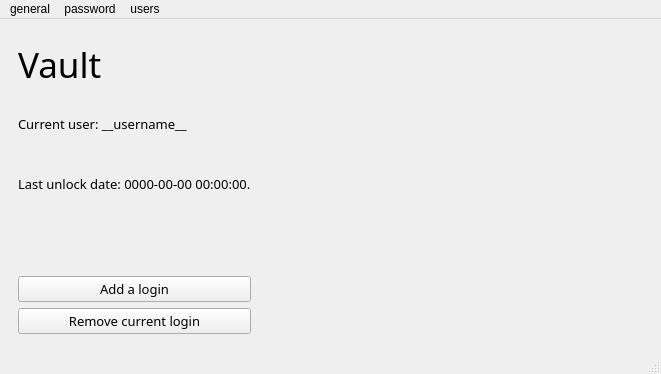
lgtm-migrator/lightning-pass, file lightning_pass/gui/static/qt_designer/main.ui: the form before one commit.
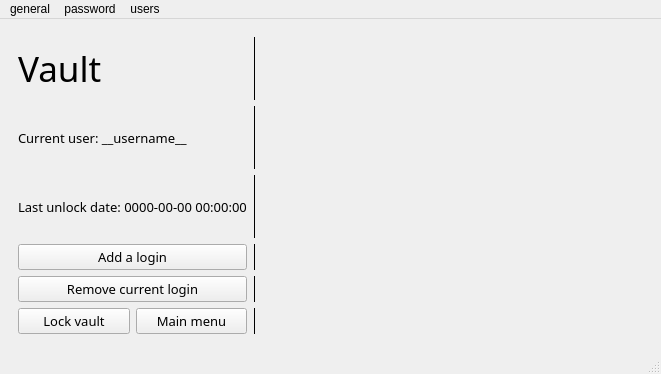
The form after the commit. Icons and pictures are not drawn.

Commit message: Connect vault widget to main window

Diff of the .ui file:
```diff
--- a/lightning_pass/gui/static/qt_designer/main.ui
+++ b/lightning_pass/gui/static/qt_designer/main.ui
@@ -18,7 +18,7 @@
     <bool>true</bool>
    </property>
    <layout class="QGridLayout" name="gridLayout_9">
-    <item row="0" column="0">
+    <item row="1" column="0">
      <widget class="QStackedWidget" name="stacked_widget">
       <property name="sizePolicy">
        <sizepolicy hsizetype="MinimumExpanding" vsizetype="MinimumExpanding">
@@ -1154,16 +1154,42 @@
       </widget>
       <widget class="QWidget" name="vault">
        <layout class="QGridLayout" name="gridLayout_12">
-        <item row="4" column="0">
-         <widget class="QPushButton" name="vault_add_login_btn">
-          <property name="font">
-           <font>
-            <family>Segoe UI Light</family>
-            <pointsize>10</pointsize>
-           </font>
+        <item row="1" column="2">
+         <widget class="Line" name="line_2">
+          <property name="frameShadow">
+           <enum>QFrame::Plain</enum>
           </property>
-          <property name="text">
-           <string>Add a login</string>
+          <property name="lineWidth">
+           <number>1</number>
+          </property>
+          <property name="orientation">
+           <enum>Qt::Vertical</enum>
+          </property>
+         </widget>
+        </item>
+        <item row="2" column="2">
+         <widget class="Line" name="line_3">
+          <property name="frameShadow">
+           <enum>QFrame::Plain</enum>
+          </property>
+          <property name="midLineWidth">
+           <number>5</number>
+          </property>
+          <property name="orientation">
+           <enum>Qt::Vertical</enum>
+          </property>
+         </widget>
+        </item>
+        <item row="0" column="2">
+         <widget class="Line" name="line">
+          <property name="frameShadow">
+           <enum>QFrame::Plain</enum>
+          </property>
+          <property name="lineWidth">
+           <number>1</number>
+          </property>
+          <property name="orientation">
+           <enum>Qt::Vertical</enum>
           </property>
          </widget>
         </item>
@@ -1176,31 +1202,31 @@
            </font>
           </property>
           <property name="text">
-           <string>Remove current login</string>
+           <string>Lock vault</string>
           </property>
          </widget>
         </item>
-        <item row="0" column="0">
-         <widget class="QLabel" name="vault_lbl">
+        <item row="1" column="0" colspan="2">
+         <widget class="QLabel" name="vault_username_lbl">
           <property name="font">
            <font>
-            <family>Segoe Print</family>
-            <pointsize>26</pointsize>
+            <family>Segoe UI Light</family>
+            <pointsize>10</pointsize>
            </font>
           </property>
           <property name="text">
-           <string>Vault</string>
+           <string>Current user: __username__</string>
           </property>
          </widget>
         </item>
-        <item row="0" column="1" rowspan="6">
+        <item row="0" column="3" rowspan="6">
          <widget class="QStackedWidget" name="vault_stacked_widget">
           <widget class="QWidget" name="vault_dummy_page1"/>
           <widget class="QWidget" name="vault_dummy_page2"/>
          </widget>
         </item>
-        <item row="1" column="0">
-         <widget class="QLabel" name="vault_current_user_lbl">
+        <item row="4" column="0" colspan="2">
+         <widget class="QPushButton" name="vault_remove_current_btn">
           <property name="font">
            <font>
             <family>Segoe UI Light</family>
@@ -1208,20 +1234,95 @@
            </font>
           </property>
           <property name="text">
-           <string>Current user: __username__</string>
+           <string>Remove current login</string>
           </property>
          </widget>
         </item>
-        <item row="2" column="0">
-         <widget class="QLabel" name="vault_last_unlock_lbl">
+        <item row="5" column="2">
+         <widget class="Line" name="line_6">
+          <property name="frameShadow">
+           <enum>QFrame::Plain</enum>
+          </property>
+          <property name="orientation">
+           <enum>Qt::Vertical</enum>
+          </property>
+         </widget>
+        </item>
+        <item row="0" column="0" colspan="2">
+         <widget class="QLabel" name="vault_lbl">
           <property name="font">
            <font>
+            <family>Segoe Print</family>
+            <pointsize>26</pointsize>
+           </font>
+          </property>
+          <property name="text">
+           <string>Vault</string>
+          </property>
+         </widget>
+        </item>
+        <item row="3" column="0" colspan="2">
+         <widget class="QPushButton" name="vault_add_login_btn">
+          <property name="font">
+           <font>
             <family>Segoe UI Light</family>
             <pointsize>10</pointsize>
            </font>
           </property>
           <property name="text">
-           <string>Last unlock date: 0000-00-00 00:00:00.</string>
+           <string>Add a login</string>
+          </property>
+         </widget>
+        </item>
+        <item row="5" column="1">
+         <widget class="QPushButton" name="vault_menu_btn">
+          <property name="font">
+           <font>
+            <family>Segoe UI Light</family>
+            <pointsize>10</pointsize>
+           </font>
+          </property>
+          <property name="text">
+           <string>Main menu</string>
+          </property>
+         </widget>
+        </item>
+        <item row="3" column="2">
+         <widget class="Line" name="line_5">
+          <property name="frameShadow">
+           <enum>QFrame::Plain</enum>
+          </property>
+          <property name="lineWidth">
+           <number>1</number>
+          </property>
+          <property name="midLineWidth">
+           <number>0</number>
+          </property>
+          <property name="orientation">
+           <enum>Qt::Vertical</enum>
+          </property>
+         </widget>
+        </item>
+        <item row="2" column="0" colspan="2">
+         <widget class="QLabel" name="vault_date_lbl">
+          <property name="font">
+           <font>
+            <family>Segoe UI Light</family>
+            <pointsize>10</pointsize>
+           </font>
+          </property>
+          <property name="text">
+           <string>Last unlock date: 0000-00-00 00:00:00</string>
+          </property>
+         </widget>
+        </item>
+        <item row="4" column="2">
+         <widget class="Line" name="line_4">
+          <property name="frameShadow">
+           <enum>QFrame::Plain</enum>
+          </property>
+          <property name="orientation">
+           <enum>Qt::Vertical</enum>
           </property>
          </widget>
         </item>
```
Left out of the diff: 9 changed lines with no effect on the pictures. The commit also changes 6 other files.
